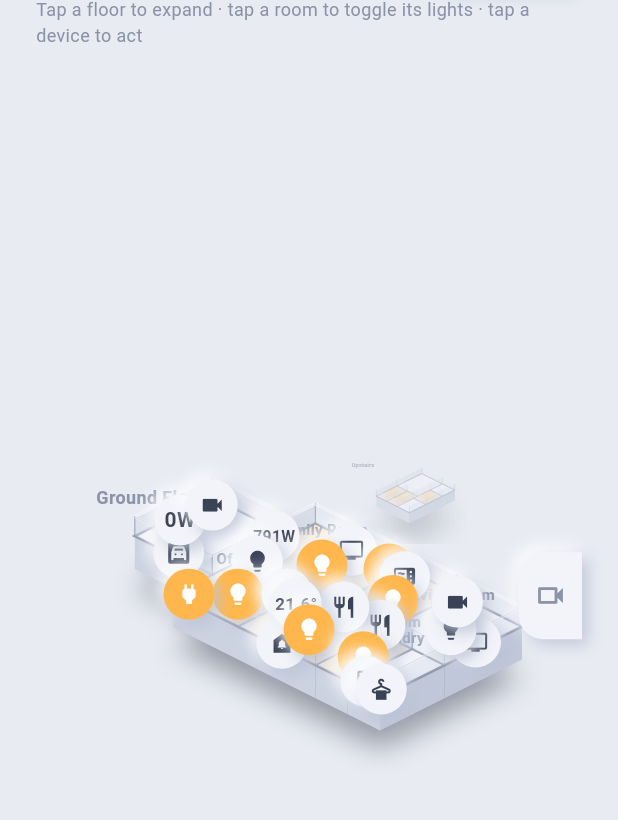
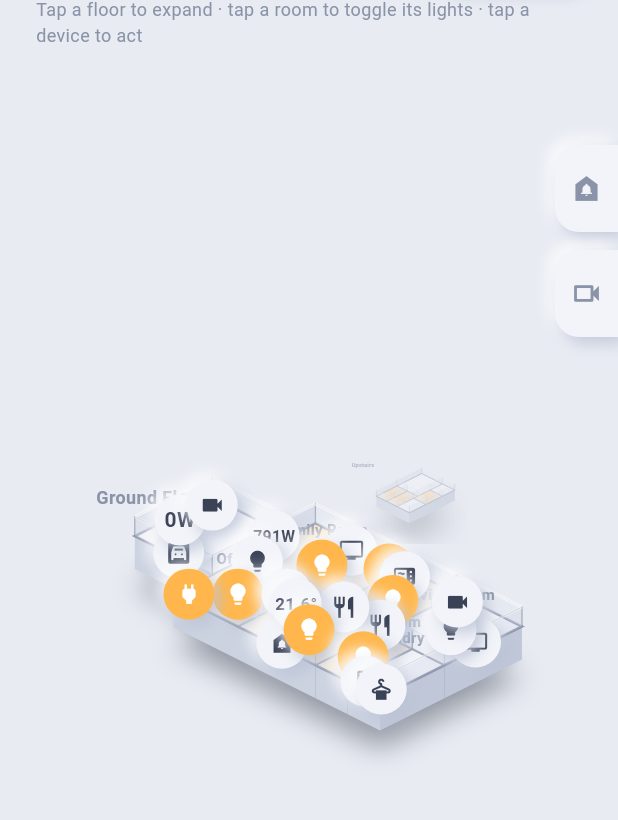
Before and after one commit to dmorozov/SmartHome, a Flutter app: the screen it shows after launch, on a phone screen of 412 x 824 dp, the part 80-900 px from its top. Run offline on Flutter 3.47's test engine with Material 3 defaults, Android fonts, the phone set to English and light mode, and no system bars; our stand-ins replace web, yaml; missing offline and left inert: dart:js_interop.

Commit message:
qick tab for ring

```diff
--- a/panel/lib/main.dart
+++ b/panel/lib/main.dart
@@ -8,10 +8,12 @@ import 'config/runtime_env.dart';
 import 'data/hub_client.dart';
 import 'diagnostics/log.dart';
 import 'diagnostics/url_redaction.dart';
-import 'domain/device_vocabulary.dart';
+import 'domain/house.dart';
 import 'ui/cameras/cameras_view.dart';
+import 'ui/device_popup.dart';
 import 'ui/dollhouse/dollhouse_view.dart';
 import 'ui/doorbell_popup_host.dart';
+import 'ui/edge_tab.dart';
 import 'ui/hub_controller.dart';
 import 'ui/theme.dart';
 import 'ui/audio/talk.dart';
@@ -70,8 +72,10 @@ Future<void> main() async {
   // genuinely surprising consequence of environment-first order. Warn, don't
   // fail: the environment is still the answer we want, just not silently.
   if (config.overridden.isNotEmpty) {
-    Log.warn('hub', 'config_override',
-        {'settings': config.overridden.join(','), 'winner': 'environment'});
+    Log.warn('hub', 'config_override', {
+      'settings': config.overridden.join(','),
+      'winner': 'environment',
+    });
   }
   // Where go2rtc is, host and port in the clear, because "pointed at the
   // wrong go2rtc" is otherwise invisible until somebody taps a camera.
@@ -112,11 +116,11 @@ Future<void> main() async {
   // ways" and brings up two things, the House and the Hub adapter. go2rtc is
   // neither, and a field there would invite a fourth boot failure for the
   // one setting that must never stop the wall coming up.
-  runApp(PanelApp(
+  runApp(
+    PanelApp(
       controller: boot.controller,
       hubLabel: boot.hubLabel,
-    video:
-        VideoConfig(go2rtcUrl: config.go2rtcUrl, open: keepAlive.open),
+      video: VideoConfig(go2rtcUrl: config.go2rtcUrl, open: keepAlive.open),
       // The Hub's own address and token, reused: a camera snapshot is an HA
       // REST fetch authenticated exactly like the socket. The token travels
       // in this object to become a header — never a URL part (snapshot.dart).
@@ -127,7 +131,8 @@ Future<void> main() async {
       // Popup in the house carries the first and only a doorbell can use the
       // second (ADR-0011; `ui/audio/talk.dart`).
       talk: TalkConfig(go2rtcUrl: config.go2rtcUrl),
-  ));
+    ),
+  );
 }
 
 /// What this build was compiled with, or null where the define was omitted —
@@ -142,12 +147,15 @@ Future<void> main() async {
 /// same shape and is optional in every build: a Panel that was never told
 /// where go2rtc is shows every Device it always showed, and says so on one
 /// camera Popup rather than failing to start.
-const String? _buildHubKind =
-    bool.hasEnvironment('HUB') ? String.fromEnvironment('HUB') : null;
-const String? _buildHaUrl =
-    bool.hasEnvironment('HA_URL') ? String.fromEnvironment('HA_URL') : null;
-const String? _buildHaToken =
-    bool.hasEnvironment('HA_TOKEN') ? String.fromEnvironment('HA_TOKEN') : null;
+const String? _buildHubKind = bool.hasEnvironment('HUB')
+    ? String.fromEnvironment('HUB')
+    : null;
+const String? _buildHaUrl = bool.hasEnvironment('HA_URL')
+    ? String.fromEnvironment('HA_URL')
+    : null;
+const String? _buildHaToken = bool.hasEnvironment('HA_TOKEN')
+    ? String.fromEnvironment('HA_TOKEN')
+    : null;
 const String? _buildGo2rtcUrl = bool.hasEnvironment('GO2RTC_URL')
     ? String.fromEnvironment('GO2RTC_URL')
     : null;
@@ -195,6 +203,19 @@ class PanelApp extends StatelessWidget {
       .expand((f) => f.devices)
       .any((d) => specOf(d.kind).video);
 
+  /// The doorbell the edge tab opens, or null in a House that has none —
+  /// which decides that tab's existence for [_hasCameras]'s reason.
+  ///
+  /// The first, in House order, and this house has exactly one. A second
+  /// doorbell would want a tab each, and that is a decision about what the
+  /// edge looks like with three handles on it, not something to guess at now.
+  Device? get _doorbell {
+    for (final device in controller.house.floors.expand((f) => f.devices)) {
+      if (device.kind == DeviceKind.doorbell) return device;
+    }
+    return null;
+  }
+
   @override
   Widget build(BuildContext context) {
     return MaterialApp(
@@ -212,7 +233,15 @@ class PanelApp extends StatelessWidget {
           snapshots: snapshots,
           talk: talk,
           child: SafeArea(
-            child: Padding(
+            // The edge tabs ride flush against the right of this Stack, which
+            // is why the gutter below is a Padding *inside* it rather than
+            // around it: everything else on the Panel keeps its 24 px, and
+            // the tabs keep the screen edge. Inside the SafeArea, not around
+            // it — the wall has no notch, but a tab under one would be a tab
+            // nobody can press.
+            child: Stack(
+              children: [
+                Padding(
                   padding: const EdgeInsets.fromLTRB(24, 16, 24, 8),
                   child: Column(
                     crossAxisAlignment: CrossAxisAlignment.start,
@@ -240,28 +269,53 @@ class PanelApp extends StatelessWidget {
                       const SizedBox(height: 4),
                       const Text(
                         'Tap a floor to expand · tap a room to toggle its lights · tap a device to act',
-                    style: TextStyle(fontSize: 12, color: PanelTheme.inkFaint),
+                        style: TextStyle(
+                          fontSize: 12,
+                          color: PanelTheme.inkFaint,
+                        ),
                       ),
                       Expanded(
-                    child: Stack(
-                      children: [
-                        Positioned.fill(
                         child: ListenableBuilder(
                           listenable: controller,
                           builder: (context, _) => DollhouseView(
                             controller: controller,
                             video: video,
                             snapshots: snapshots,
-                                talk: talk),
+                            talk: talk,
                           ),
                         ),
-                        // The right-edge tab (phase-7 §B2). Outside the
-                        // ListenableBuilder: its existence depends on the
-                        // House, which never changes after boot.
+                      ),
+                    ],
+                  ),
+                ),
+                // The edge tabs (phase-7 §B2, restacked 2026-08-15). Outside the
+                // gutter so they touch the screen edge, and outside the
+                // ListenableBuilder because their *existence* depends on the
+                // House, which never changes after boot — only what they open
+                // ever moves.
+                Positioned(
+                  top: kEdgeTabsTop,
+                  right: 0,
+                  child: Column(
+                    crossAxisAlignment: CrossAxisAlignment.end,
+                    children: [
+                      if (_doorbell case final doorbell?)
+                        Builder(
+                          builder: (context) => DoorbellTab(
+                            onTap: () => showDevicePopup(
+                              context,
+                              presentation: controller.presentationOf(doorbell),
+                              video: video,
+                              talk: talk,
+                              controller: controller,
+                              snapshots: snapshots,
+                            ),
+                          ),
+                        ),
+                      if (_doorbell != null && _hasCameras)
+                        const SizedBox(height: kEdgeTabGap),
                       if (_hasCameras)
-                          Align(
-                            alignment: Alignment.centerRight,
-                            child: Builder(
+                        Builder(
                           builder: (context) => CamerasTab(
                             onTap: () => showCamerasView(
                               context,
@@ -271,12 +325,10 @@ class PanelApp extends StatelessWidget {
                             ),
                           ),
                         ),
-                          ),
                     ],
                   ),
                 ),
               ],
-              ),
             ),
           ),
         ),
--- a/panel/lib/ui/cameras/cameras_view.dart
+++ b/panel/lib/ui/cameras/cameras_view.dart
@@ -5,6 +5,7 @@ import 'package:flutter/material.dart';
 
 import '../../diagnostics/log.dart';
 import '../../domain/house.dart';
+import '../edge_tab.dart';
 import '../hub_controller.dart';
 import '../theme.dart';
 import '../video/live_video.dart';
@@ -35,32 +36,19 @@ const kCamerasSnapshotRefresh = Duration(seconds: 60);
 /// Renders nothing when the House has no video Device — a tab onto an empty
 /// grid is furniture. Sits in `PanelApp`'s Stack rather than inside
 /// `DollhouseView`, which neither plays nor decides anything about video.
+///
+/// Kept as its own name rather than folded into [EdgeTab] at the call site:
+/// "the Cameras tab" is a thing the suite and the plans both talk about, and
+/// `find.byType(CamerasTab)` is how a test says it without asserting which
+/// glyph is on it.
 class CamerasTab extends StatelessWidget {
   const CamerasTab({super.key, required this.onTap});
 
   final VoidCallback onTap;
 
   @override
-  Widget build(BuildContext context) {
-    return Semantics(
-      button: true,
-      label: 'Cameras',
-      child: GestureDetector(
-        onTap: onTap,
-        child: Container(
-          padding: const EdgeInsets.symmetric(horizontal: 10, vertical: 18),
-          decoration: BoxDecoration(
-            color: PanelTheme.surfaceRaised,
-            borderRadius: const BorderRadius.horizontal(
-                left: Radius.circular(16)),
-            boxShadow: PanelTheme.raised(8),
-          ),
-          child: const Icon(Icons.videocam_outlined,
-              size: 22, color: PanelTheme.inkFaint),
-        ),
-      ),
-    );
-  }
+  Widget build(BuildContext context) =>
+      EdgeTab(icon: Icons.videocam_outlined, label: 'Cameras', onTap: onTap);
 }
 
 /// Slides the Cameras view out over the Dollhouse, leftward, full screen —
@@ -76,18 +64,26 @@ Future<void> showCamerasView(
   required VideoConfig video,
   required SnapshotConfig snapshots,
 }) {
-  return Navigator.of(context).push(PageRouteBuilder<void>(
+  return Navigator.of(context).push(
+    PageRouteBuilder<void>(
       pageBuilder: (_, _, _) => CamerasView(
-        controller: controller, video: video, snapshots: snapshots),
+        controller: controller,
+        video: video,
+        snapshots: snapshots,
+      ),
       transitionsBuilder: (_, animation, _, child) => SlideTransition(
         position: animation.drive(
-          Tween(begin: const Offset(1, 0), end: Offset.zero)
-              .chain(CurveTween(curve: Curves.easeInOutCubic))),
+          Tween(
+            begin: const Offset(1, 0),
+            end: Offset.zero,
+          ).chain(CurveTween(curve: Curves.easeInOutCubic)),
+        ),
         child: child,
       ),
       transitionDuration: const Duration(milliseconds: 300),
       reverseTransitionDuration: const Duration(milliseconds: 300),
-  ));
+    ),
+  );
 }
 
 /// The full-screen grid of camera tiles. Every tile is a toggle; the
@@ -141,9 +137,11 @@ class _CamerasViewState extends State<CamerasView> {
     Log.info('cameras', 'opened', {
       'tiles': _devices.length,
       'auto_live': _devices
-          .where((d) =>
+          .where(
+            (d) =>
                 specOf(d.kind).autoLive &&
-              widget.video.urlFor(d.streamName) != null)
+                widget.video.urlFor(d.streamName) != null,
+          )
           .length,
     });
     _rearmIdle();
@@ -199,8 +197,9 @@ class _CamerasViewState extends State<CamerasView> {
       // Something sits on top. The Popup's dismiss_blocked precedent:
       // retry rather than lose the deadline — the obstruction closes
       // itself (a ding Popup lives 30 s) and the next fire lands.
-      Log.debug('cameras', 'idle_blocked',
-          {'retry_s': kCamerasIdleWarning.inSeconds});
+      Log.debug('cameras', 'idle_blocked', {
+        'retry_s': kCamerasIdleWarning.inSeconds,
+      });
       _idleFire = Timer(kCamerasIdleWarning, _fireIdle);
       return;
     }
@@ -249,7 +248,8 @@ class _CamerasViewState extends State<CamerasView> {
                 ),
                 const SizedBox(height: 12),
                 Expanded(
-                  child: LayoutBuilder(builder: (context, constraints) {
+                  child: LayoutBuilder(
+                    builder: (context, constraints) {
                       final columns = constraints.maxWidth > 900 ? 3 : 2;
                       return GridView.count(
                         crossAxisCount: columns,
@@ -267,7 +267,8 @@ class _CamerasViewState extends State<CamerasView> {
                             ),
                         ],
                       );
-                  }),
+                    },
+                  ),
                 ),
                 if (_prompting) _StillWatching(),
               ],
@@ -454,8 +455,10 @@ class CameraTileState extends State<CameraTile>
     session.close();
     _session = null;
     if (_openLogged) {
-      Log.info('cameras', 'tile_closed',
-          {'name': _device.streamName, 'reason': reason});
+      Log.info('cameras', 'tile_closed', {
+        'name': _device.streamName,
+        'reason': reason,
+      });
       if (census) widget.onWent(device: _device.id, live: false);
     }
     _openLogged = false;
@@ -471,8 +474,10 @@ class CameraTileState extends State<CameraTile>
     final entity = _device.snapshotEntityId;
     final url = widget.snapshots.urlFor(entity);
     if (entity == null || url == null) return;
-    final result = await widget.snapshots.fetch(url,
-        token: widget.snapshots.token);
+    final result = await widget.snapshots.fetch(
+      url,
+      token: widget.snapshots.token,
+    );
     if (!mounted || _session != null) return;
     // Logged on change only: a broken Hub would otherwise write the same
     // warning once a minute for as long as the view is open.
@@ -482,8 +487,10 @@ class CameraTileState extends State<CameraTile>
       } else {
         // `status` is an HTTP code or an exception's bare type name — never
         // exception text, which embeds the request URL (phase-7 §B5).
-        Log.warn('cameras', 'snapshot_failed',
-            {'entity': entity, 'status': result.status});
+        Log.warn('cameras', 'snapshot_failed', {
+          'entity': entity,
+          'status': result.status,
+        });
       }
     }
     setState(() {
@@ -524,8 +531,7 @@ class CameraTileState extends State<CameraTile>
         // the same pumpAndSettle and same-lie reasons.
         LiveVideoPhase.connecting => const _FaceNotice('Connecting…'),
         LiveVideoPhase.failed => const _FaceNotice('Live view failed'),
-        LiveVideoPhase.unconfigured ||
-        LiveVideoPhase.unsupported =>
+        LiveVideoPhase.unconfigured || LiveVideoPhase.unsupported =>
           const _FaceNotice('Live view unavailable'),
       };
     }
@@ -542,8 +548,7 @@ class CameraTileState extends State<CameraTile>
           // decode, so the tile never blinks grey once a minute.
           Image.memory(still, fit: BoxFit.cover, gaplessPlayback: true),
           if (canGoLive)
-            const Align(
-                alignment: Alignment.bottomRight, child: _TapForLive()),
+            const Align(alignment: Alignment.bottomRight, child: _TapForLive()),
         ],
       );
     }
@@ -556,8 +561,12 @@ class CameraTileState extends State<CameraTile>
       fit: StackFit.expand,
       children: [
         Center(
-            child: Icon(deviceIcon(_device.kind),
-                size: 40, color: PanelTheme.inkFaint)),
+          child: Icon(
+            deviceIcon(_device.kind),
+            size: 40,
+            color: PanelTheme.inkFaint,
+          ),
+        ),
         if (canGoLive)
           const Align(alignment: Alignment.bottomRight, child: _TapForLive()),
       ],
@@ -568,14 +577,13 @@ class CameraTileState extends State<CameraTile>
     // LIVE means frames are flowing or about to — a failed or unsupported
     // session wearing the badge was measured and is a lie.
     final phase = _session?.phase.value;
-    final live = phase == LiveVideoPhase.connecting ||
-        phase == LiveVideoPhase.playing;
+    final live =
+        phase == LiveVideoPhase.connecting || phase == LiveVideoPhase.playing;
     return Padding(
       padding: const EdgeInsets.symmetric(horizontal: 12, vertical: 8),
       child: Row(
         children: [
-          Icon(deviceIcon(_device.kind),
-              size: 16, color: PanelTheme.inkFaint),
+          Icon(deviceIcon(_device.kind), size: 16, color: PanelTheme.inkFaint),
           const SizedBox(width: 8),
           Expanded(
             child: Text(
@@ -590,8 +598,7 @@ class CameraTileState extends State<CameraTile>
           ),
           if (live)
             Container(
-              padding:
-                  const EdgeInsets.symmetric(horizontal: 8, vertical: 2),
+              padding: const EdgeInsets.symmetric(horizontal: 8, vertical: 2),
               decoration: BoxDecoration(
                 color: PanelTheme.accent.withValues(alpha: 0.15),
                 borderRadius: BorderRadius.circular(10),
--- /dev/null
+++ b/panel/lib/ui/edge_tab.dart
@@ -0,0 +1,93 @@
+import 'package:flutter/material.dart';
+
+import '../domain/house.dart';
+import 'theme.dart';
+
+/// How far below the top of the Panel the stack of edge tabs begins.
+///
+/// Owner-set (2026-08-15), and the number is about the *Dollhouse*, not about
+/// the tabs: the house's own name and its hint line occupy the top of the
+/// screen, and a tab riding up beside them reads as part of the title rather
+/// than as a handle onto something else. 150 clears both and still leaves the
+/// tabs in the upper half, where a hand reaching for the edge of a wall panel
+/// naturally lands.
+const kEdgeTabsTop = 150.0;
+
+/// The gap between stacked tabs. Enough that two handles read as two, not as
+/// one control with a seam.
+const kEdgeTabGap = 12.0;
+
+/// A handle riding the Panel's right edge, opening something that is not the
+/// Dollhouse.
+///
+/// **Flush to the screen edge, deliberately.** Every other thing on the Panel
+/// sits inside `main.dart`'s 24 px gutter; these do not, and that is what
+/// makes them read as tabs of a surface parked off-screen rather than as
+/// buttons floating on this one. It is also the whole reason they live in
+/// `PanelApp`'s outer Stack instead of inside the padded Column with
+/// everything else — a tab inside the gutter is a button, and the shape
+/// (rounded on the left, square on the right) would be lying about where it
+/// comes from.
+///
+/// The shape is shared rather than copied because there are two of these now
+/// and the pair has to read as a set: same width, same corner, same shadow,
+/// only the glyph differs. A second hand-rolled Container would drift on the
+/// first change to either.
+class EdgeTab extends StatelessWidget {
+  const EdgeTab({
+    super.key,
+    required this.icon,
+    required this.label,
+    required this.onTap,
+  });
+
+  final IconData icon;
+
+  /// What a screen reader calls it. Not drawn: at this size a word would set
+  /// the tab's width, and two tabs of different widths stop reading as a pair.
+  final String label;
+
+  final VoidCallback onTap;
+
+  @override
+  Widget build(BuildContext context) {
+    return Semantics(
+      button: true,
+      label: label,
+      child: GestureDetector(
+        onTap: onTap,
+        child: Container(
+          padding: const EdgeInsets.symmetric(horizontal: 10, vertical: 18),
+          decoration: BoxDecoration(
+            color: PanelTheme.surfaceRaised,
+            borderRadius: const BorderRadius.horizontal(
+              left: Radius.circular(16),
+            ),
+            boxShadow: PanelTheme.raised(8),
+          ),
+          child: Icon(icon, size: 22, color: PanelTheme.inkFaint),
+        ),
+      ),
+    );
+  }
+}
+
+/// The handle that opens the doorbell's Popup — the same Popup a ding raises
+/// and a tap on the Dollhouse pin opens, reached without hunting for the pin.
+///
+/// Wears [deviceIcon]'s own answer for [DeviceKind.doorbell] rather than a
+/// hand-picked glyph, so the tab and the pin on the Dollhouse can never come
+/// to disagree about what a doorbell looks like — which is the whole reason
+/// somebody scanning the wall knows this tab is about that Device.
+class DoorbellTab extends StatelessWidget {
+  const DoorbellTab({super.key, required this.onTap});
+
+  final VoidCallback onTap;
+
+  @override
+  Widget build(BuildContext context) => EdgeTab(
+    icon: deviceIcon(DeviceKind.doorbell),
+    label: 'Doorbell',
+    onTap: onTap,
+  );
+}
```
Also changed, not shown: 6 other files. Lines whose indentation alone changed are shown as unchanged.
